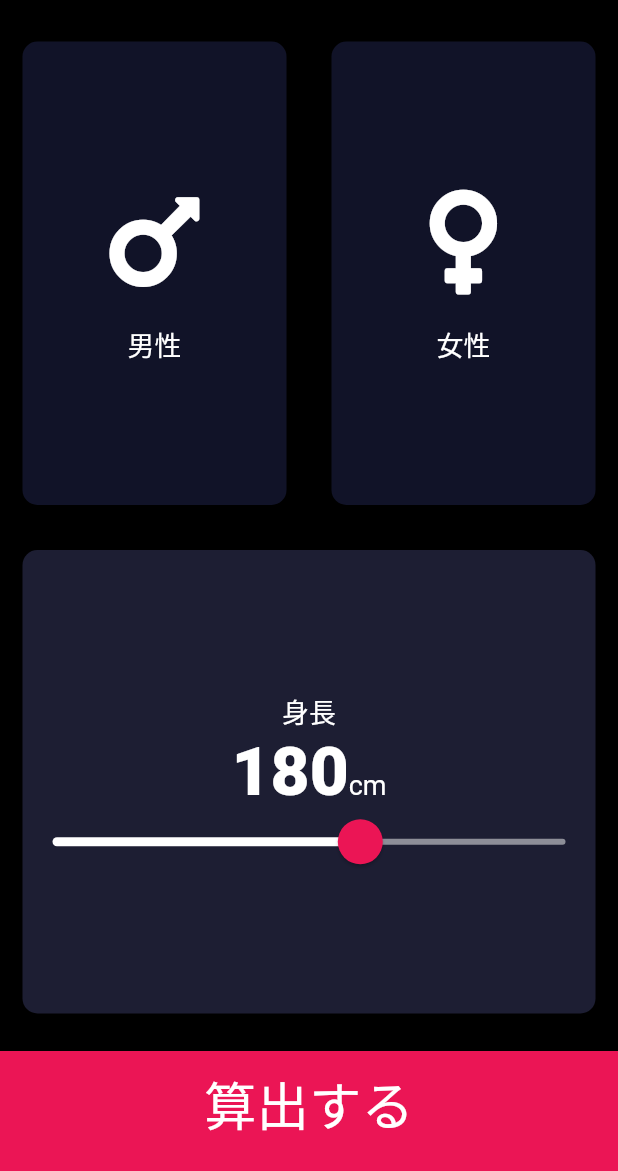
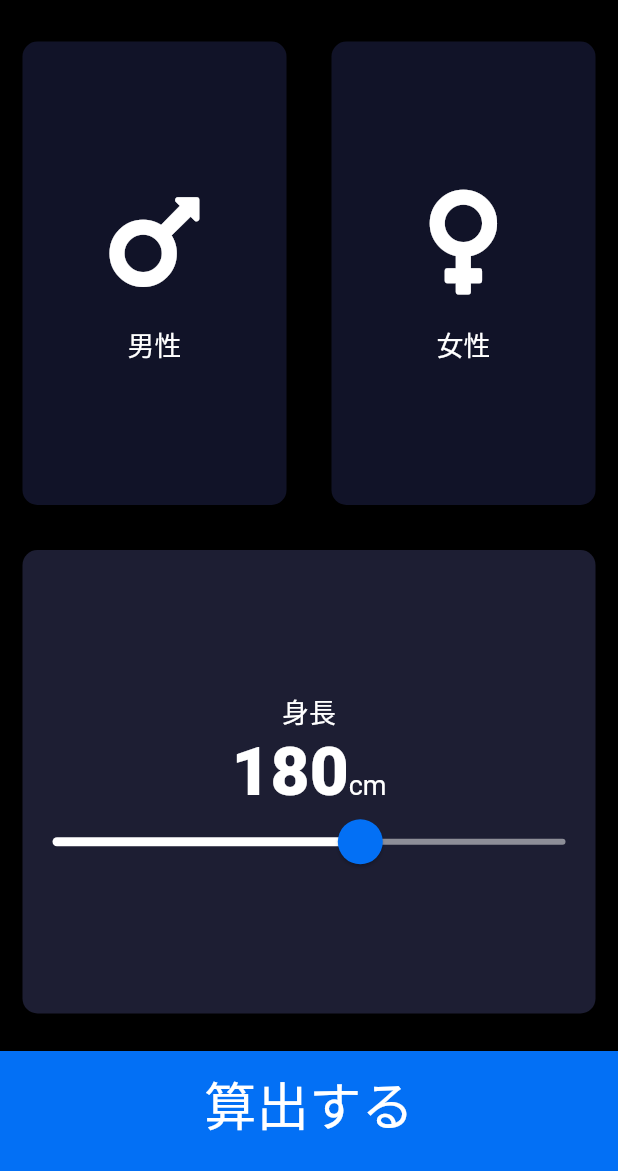
Before and after one commit to DaigoWakabayashi/best_weighter, a Flutter app: the screen it shows after launch, on a phone screen of 412 x 824 dp, the part 65-1236 px from its top. Run offline on Flutter 3.47's test engine with Material 2 defaults, Android fonts, the phone set to English and light mode, and no system bars; our stand-ins replace font_awesome_flutter.

Commit message:
ボトムバーの色変更

```diff
--- a/lib/constants.dart
+++ b/lib/constants.dart
@@ -3,7 +3,7 @@ import 'package:flutter/material.dart';
 const bottomContainerHeight = 80.0;
 const activeCardColour = Color(0xFF1D1E33);
 const inactiveCardColour = Color(0xFF111328);
-const bottomContainerColour = Color(0xFFEB1555);
+const bottomContainerColour = Color(0xFF0370F5);
 
 const labelTextStyle = TextStyle(
   fontSize: 18,
--- a/lib/input_page.dart
+++ b/lib/input_page.dart
@@ -108,8 +108,8 @@ class _InputPageState extends State<InputPage> {
                       data: SliderTheme.of(context).copyWith(
                         inactiveTrackColor: Color(0xFF8D8E98),
                         activeTrackColor: Colors.white,
-                        thumbColor: Color(0xFFEB1555),
-                        overlayColor: Color(0xFFEB1555),
+                        thumbColor: Color(0xFF0370F5),
+                        overlayColor: Color(0xFF0370F5),
                         thumbShape:
                             RoundSliderThumbShape(enabledThumbRadius: 15),
                         overlayShape:
```
